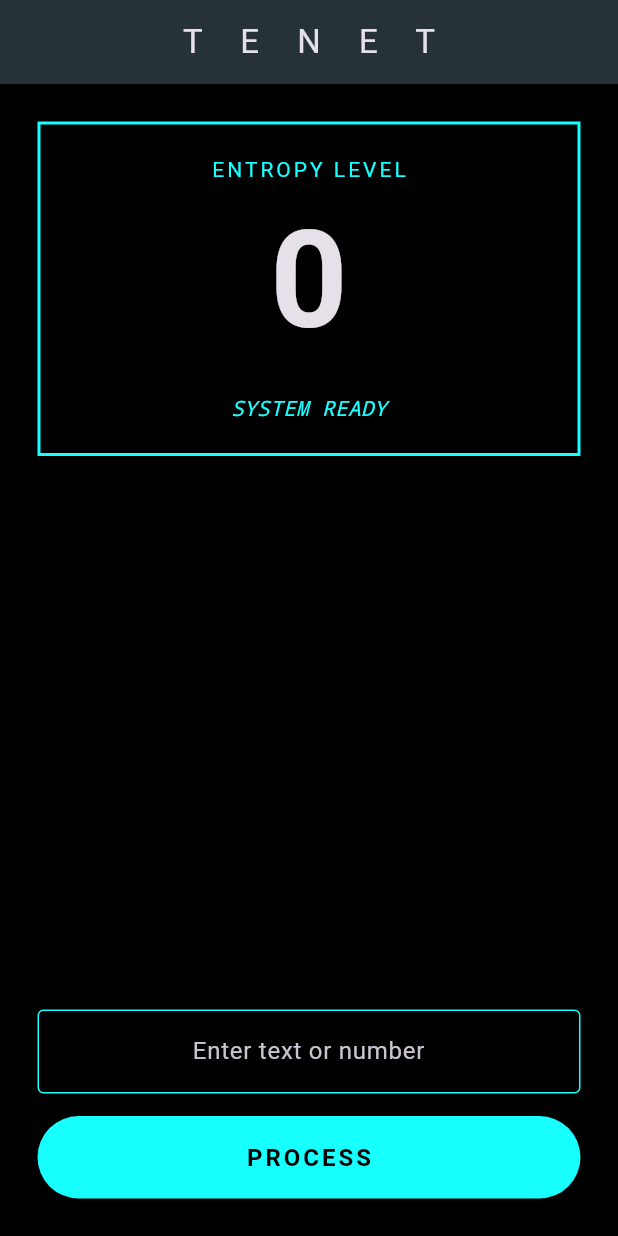
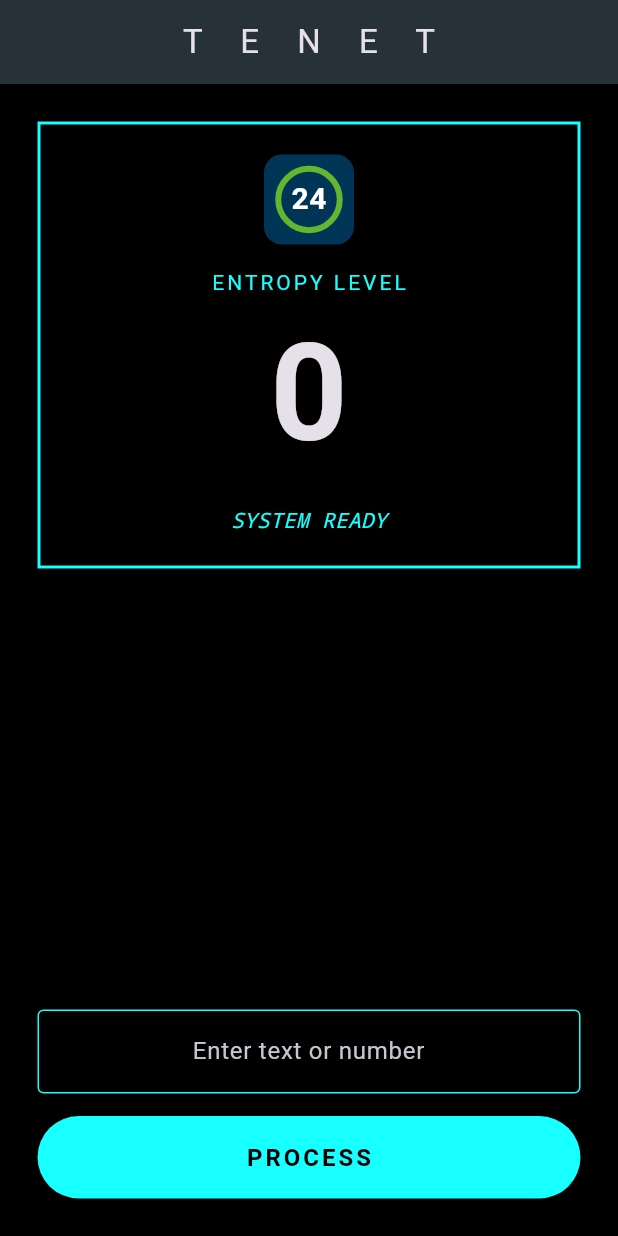
Before and after one commit to Dan-Krod/mobile_development_iot, a Flutter app: the screen it shows after launch, on a phone screen of 412 x 824 dp. Run offline on Flutter 3.47's test engine with Material 3 defaults, Android fonts, the phone set to English and light mode, and no system bars; Roboto replaces fonts that are missing (comic-sans).

Commit message:
Add extra task - handcrafted Privat24 icon

```diff
--- a/lib/main.dart
+++ b/lib/main.dart
@@ -140,6 +140,41 @@
     );
   }
 
+  Widget _buildPrivatIcon() {
+    return Container(
+      width: 60,
+      height: 60,
+      decoration: BoxDecoration(
+        color: const Color.fromARGB(255, 1, 53, 88),
+        borderRadius: BorderRadius.circular(12),
+      ),
+      child: Center(
+        child: Container(
+          width: 45,
+          height: 45,
+          decoration: BoxDecoration(
+            shape: BoxShape.circle,
+            border: Border.all(
+              color: const Color.fromARGB(255, 99, 183, 47),
+              width: 4,
+            ),
+          ),
+          child: const Center(
+            child: Text(
+              '24',
+              style: TextStyle(
+                color: Colors.white,
+                fontSize: 20,
+                fontWeight: FontWeight.bold,
+                fontFamily: 'comic-sans',
+              ),
+            ),
+          ),
+        ),
+      ),
+    );
+  }
+
   Widget _buildEntropyBox(Color color, bool isCritical) {
     return Container(
       width: double.infinity,
@@ -147,6 +182,8 @@
       decoration: BoxDecoration(border: Border.all(color: color, width: 2)),
       child: Column(
         children: [
+          _buildPrivatIcon(),
+          const SizedBox(height: 15),
           Text(
             'ENTROPY LEVEL',
             style: TextStyle(color: color, letterSpacing: 2),
```
